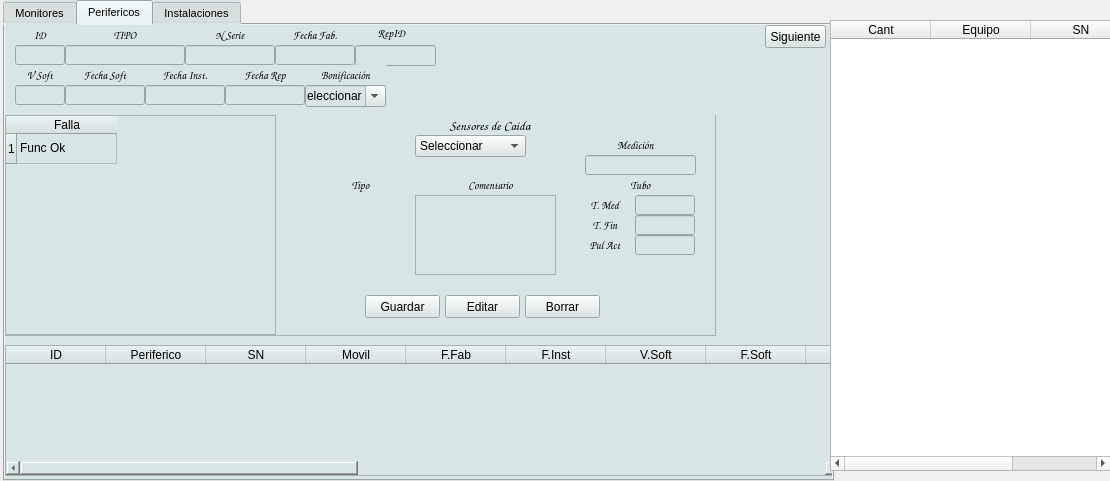
Before: the Qt Designer form reparaciones.ui in Matias2178/Sistema_Postventa, drawn with Qt 5.
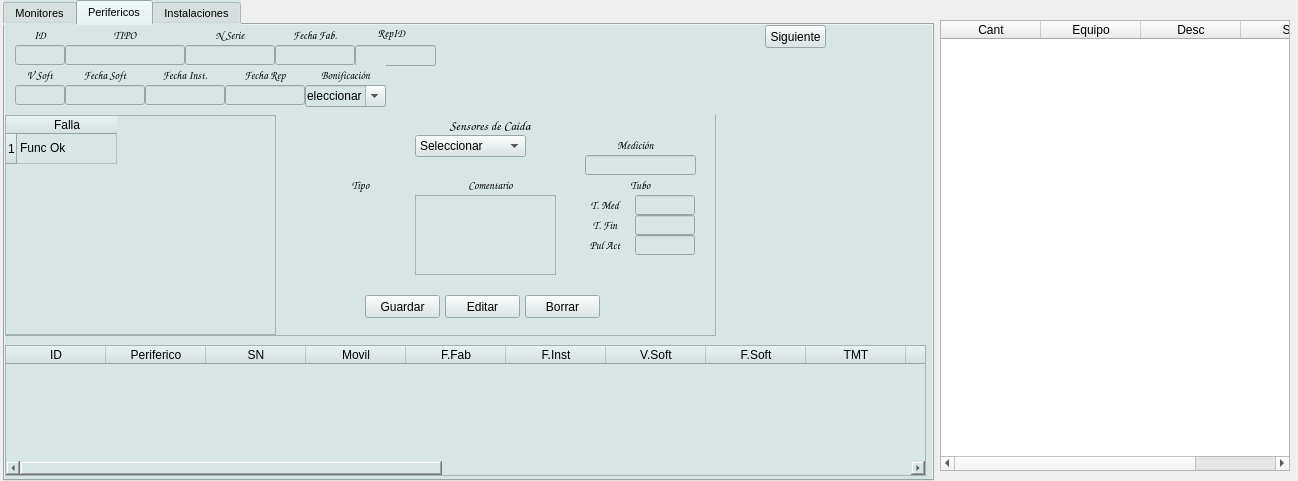
After: the same form once the commit is applied. The open tabs and pages were chosen to show the change. Icons and pictures are not drawn.

Diff of the .ui file:
```diff
--- a/reparaciones.ui
+++ b/reparaciones.ui
@@ -6,7 +6,7 @@
    <rect>
     <x>0</x>
     <y>0</y>
-    <width>1110</width>
+    <width>1298</width>
     <height>481</height>
    </rect>
   </property>
@@ -18,7 +18,7 @@
     <rect>
      <x>3</x>
      <y>0</y>
-     <width>831</width>
+     <width>931</width>
      <height>481</height>
     </rect>
    </property>
@@ -4459,7 +4459,7 @@
       <rect>
        <x>0</x>
        <y>320</y>
-       <width>835</width>
+       <width>921</width>
        <height>131</height>
       </rect>
      </property>
@@ -4656,7 +4656,7 @@
       <rect>
        <x>0</x>
        <y>320</y>
-       <width>835</width>
+       <width>921</width>
        <height>131</height>
       </rect>
      </property>
@@ -5294,9 +5294,9 @@
   <widget class="QTableWidget" name="RepTrabajo">
    <property name="geometry">
     <rect>
-     <x>830</x>
+     <x>940</x>
      <y>20</y>
-     <width>281</width>
+     <width>350</width>
      <height>451</height>
     </rect>
    </property>
@@ -5310,6 +5310,11 @@
      <string>Equipo</string>
     </property>
    </column>
+   <column>
+    <property name="text">
+     <string>Desc</string>
+    </property>
+   </column>
    <column>
     <property name="text">
      <string>SN</string>
```
Left out of the diff: 6 changed lines with no effect on the pictures.
